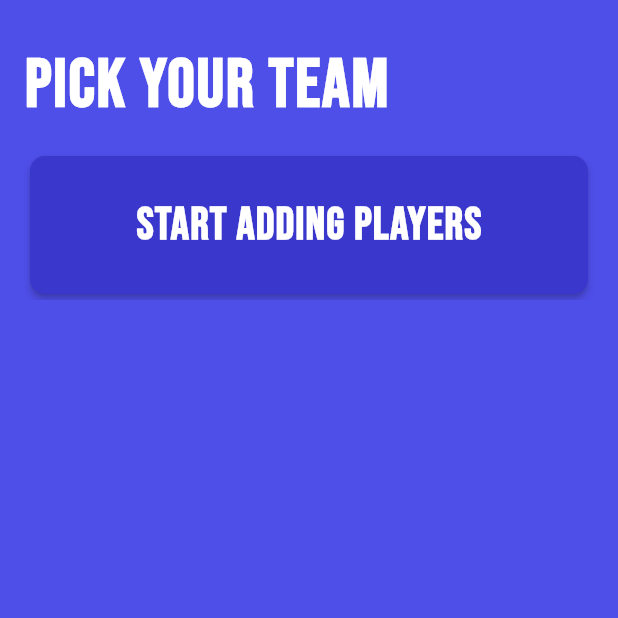
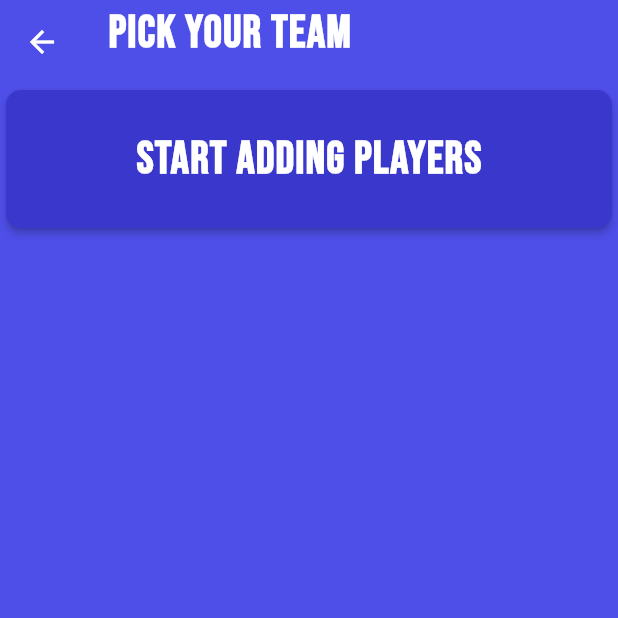
Before and after one commit to sukie2/flutter-smash-it-fantasy-league, a Flutter app: the TeamPickScreen screen opened directly, on a phone screen of 412 x 824 dp, the top half of it. Run offline on Flutter 3.47's test engine with Material 2 defaults, Android fonts, the phone set to English and light mode, and no system bars; our stand-ins replace animated_text_kit, cloud_firestore, firebase_auth, firebase_core, get, google_fonts and 1 more; accounts and stored records are empty.

```diff
--- a/lib/constants/text_constants.dart
+++ b/lib/constants/text_constants.dart
@@ -16,5 +16,5 @@ class TextConstants {
       fontSize: 14.0, color: Colors.black38, fontWeight: FontWeight.bold);
 
   static const TextStyle kSplashText = TextStyle(
-      fontSize: 18.0, color: Colors.green, fontWeight: FontWeight.bold);
+      fontSize: 18.0, color: Colors.white, fontWeight: FontWeight.bold);
 }
--- a/lib/ui/home/team_pick_screen.dart
+++ b/lib/ui/home/team_pick_screen.dart
@@ -17,15 +17,10 @@ class TeamPickScreen extends StatelessWidget {
   Widget build(BuildContext context) {
     return Scaffold(
       backgroundColor: FantasyColors.PrimaryColor,
-      body: Padding(
-        padding: const EdgeInsets.fromLTRB(
-            Spacing.base2x, 0, Spacing.base2x, Spacing.base3x),
-        child: StreamBuilder<QuerySnapshot>(
+      body: StreamBuilder<QuerySnapshot>(
         stream: homeController.getPlayerData(),
-          builder:
-              (BuildContext context, AsyncSnapshot<QuerySnapshot> snapshot) {
+        builder: (BuildContext context, AsyncSnapshot<QuerySnapshot> snapshot) {
           return CustomScrollView(
-              shrinkWrap: true,
             slivers: [
               buildAppBar(),
               buildSelectedList(context),
@@ -33,7 +28,6 @@ class TeamPickScreen extends StatelessWidget {
             ],
           );
         },
-        ),
       ),
     );
   }
@@ -88,14 +82,10 @@ class TeamPickScreen extends StatelessWidget {
 
   buildAppBar() {
     return SliverAppBar(
+      centerTitle: false,
       backgroundColor: FantasyColors.PrimaryColor,
-      automaticallyImplyLeading: false,
-      elevation: 0,
       pinned: true,
-      expandedHeight: 100,
       flexibleSpace: FlexibleSpaceBar(
-        titlePadding: EdgeInsets.only(top: 0, bottom: Spacing.base2x),
-        centerTitle: false,
         title: Container(
           child: Text(Strings.pick_your_team,
               style: GoogleFonts.bebasNeue(
```
Also changed, not shown: lib/ui/splash_screen.dart (+18 -4 lines), images/logo.png (added). Lines whose indentation alone changed are shown as unchanged.
